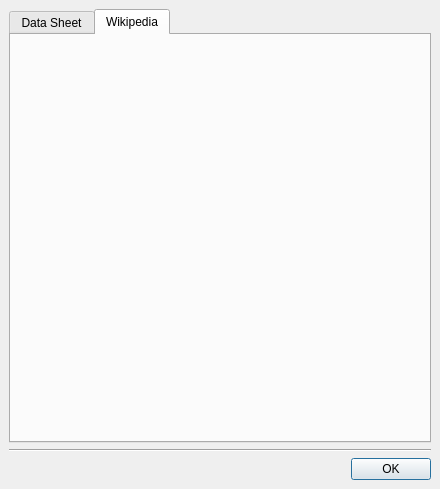
Above: src/placemarkinfodialog.ui from KDE/marble before the change. Below: the same form after it.
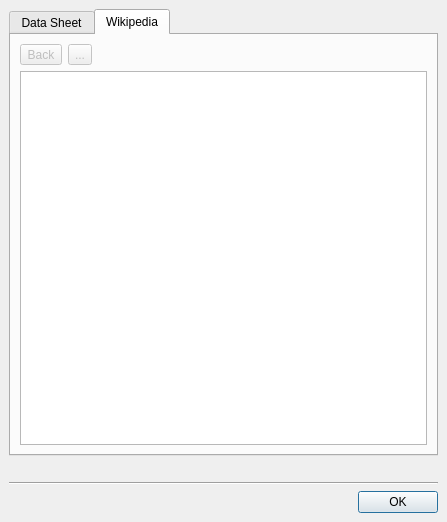
That is the form after the change. The open tabs and pages were chosen to show the change. Icons and pictures are not drawn. Custom widgets are drawn as their Qt base class.

Commit message: - Basic Coordinate Grid implementation. No optimizations for speed yet. - Rudimentary Wikipedia entry support for cities.

What changed in the file:
```diff
--- a/src/placemarkinfodialog.ui
+++ b/src/placemarkinfodialog.ui
@@ -5,8 +5,8 @@
    <rect>
     <x>0</x>
     <y>0</y>
-    <width>440</width>
-    <height>489</height>
+    <width>447</width>
+    <height>522</height>
    </rect>
   </property>
   <property name="windowTitle" >
@@ -281,11 +281,81 @@
       <attribute name="title" >
        <string>Wikipedia</string>
       </attribute>
+      <layout class="QVBoxLayout" >
+       <property name="margin" >
+        <number>9</number>
+       </property>
+       <property name="spacing" >
+        <number>6</number>
+       </property>
+       <item>
+        <layout class="QHBoxLayout" >
+         <property name="margin" >
+          <number>0</number>
+         </property>
+         <property name="spacing" >
+          <number>6</number>
+         </property>
+         <item>
+          <widget class="QToolButton" name="m_pBackButton" >
+           <property name="enabled" >
+            <bool>false</bool>
+           </property>
+           <property name="text" >
+            <string>Back</string>
+           </property>
+           <property name="icon" >
+            <iconset resource="marble.qrc" >:/icons/back.png</iconset>
+           </property>
+           <property name="toolButtonStyle" >
+            <enum>Qt::ToolButtonTextBesideIcon</enum>
+           </property>
+          </widget>
+         </item>
+         <item>
+          <widget class="QToolButton" name="m_pForwardButton" >
+           <property name="enabled" >
+            <bool>false</bool>
+           </property>
+           <property name="text" >
+            <string>...</string>
+           </property>
+           <property name="icon" >
+            <iconset resource="marble.qrc" >:/icons/forward.png</iconset>
+           </property>
+          </widget>
+         </item>
+         <item>
+          <spacer>
+           <property name="orientation" >
+            <enum>Qt::Horizontal</enum>
+           </property>
+           <property name="sizeHint" >
+            <size>
+             <width>0</width>
+             <height>20</height>
+            </size>
+           </property>
+          </spacer>
+         </item>
+        </layout>
+       </item>
+       <item>
+        <widget class="TinyWebBrowser" name="m_pWikipediaBrowser" />
+       </item>
+      </layout>
      </widget>
     </widget>
    </item>
    <item>
-    <widget class="Line" name="line" >
+    <widget class="QLabel" name="m_pStatusLabel" >
+     <property name="text" >
+      <string/>
+     </property>
+    </widget>
+   </item>
+   <item>
+    <widget class="Line" name="m_pLine" >
      <property name="orientation" >
       <enum>Qt::Horizontal</enum>
      </property>
@@ -303,6 +373,13 @@
    </item>
   </layout>
  </widget>
+ <customwidgets>
+  <customwidget>
+   <class>TinyWebBrowser</class>
+   <extends>QTextBrowser</extends>
+   <header>tinywebbrowser.h</header>
+  </customwidget>
+ </customwidgets>
  <resources/>
  <connections>
   <connection>
```
Left out of the diff: 80 changed lines with no effect on the pictures. The commit also changes 20 other files.
